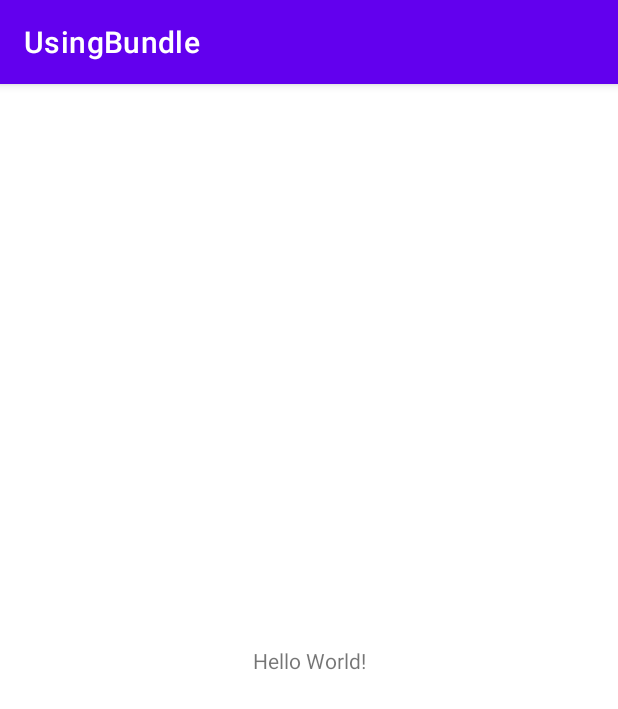
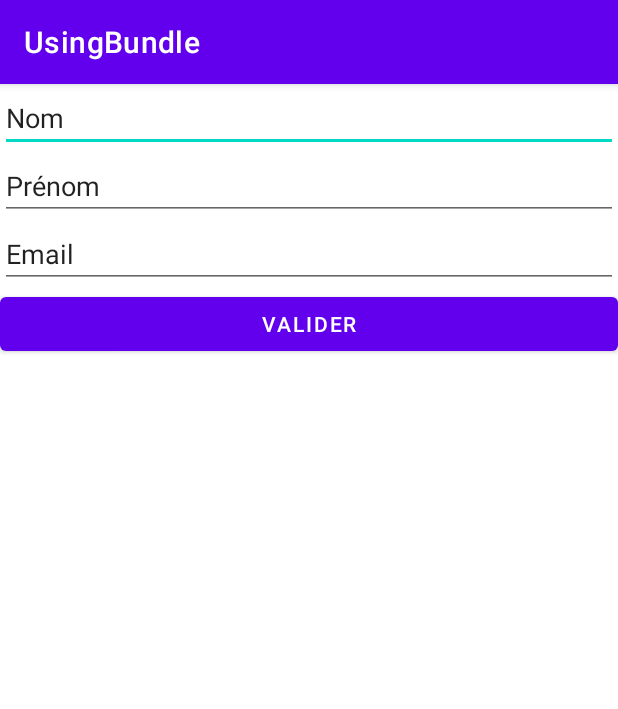
Before and after one commit to DOUDOU21/Fragment_to_Fragment_Communication_in_Android_Studio_Using_Bundle, an Android app: the screen it shows after launch (MainActivity), on a phone screen of 412 x 824 dp. Shown: the top 709 px of the screen. Run offline under Robolectric (Android 15) with nearby library versions, the phone set to English and light mode, and no system bars.

Commit message:
Envoyer des données d'un fragment à un autre fragment. Utilisation d'un Bundle

```diff
--- /dev/null
+++ b/app/src/main/java/com/ndoudou/usingbundle/FormFragment.java
@@ -0,0 +1,57 @@
+package com.ndoudou.usingbundle;
+
+import android.os.Bundle;
+import androidx.fragment.app.Fragment;
+import androidx.fragment.app.FragmentManager;
+import androidx.fragment.app.FragmentTransaction;
+
+import android.view.LayoutInflater;
+import android.view.View;
+import android.view.ViewGroup;
+import android.widget.Button;
+import android.widget.EditText;
+
+import com.ndoudou.usingbundle.model.User;
+
+public class FormFragment extends Fragment {
+
+    private EditText mNomEditText, mPrenomEditText, mEmailEditText;
+    private Button mValiderButton;
+    View view;
+
+    @Override
+    public View onCreateView(LayoutInflater inflater, ViewGroup container,
+                             Bundle savedInstanceState) {
+        view =  inflater.inflate(R.layout.fragment_form, container, false);
+        init();
+        return view;
+    }
+
+    public void init(){
+        mNomEditText = view.findViewById(R.id.edit_text_nom);
+        mPrenomEditText = view.findViewById(R.id.edit_text_prenom);
+        mEmailEditText = view.findViewById(R.id.edit_text_email);
+        mValiderButton = view.findViewById(R.id.button_valider);
+
+        mValiderButton.setOnClickListener(new View.OnClickListener() {
+            @Override
+            public void onClick(View view) {
+                User user = new User(mNomEditText.getText().toString(),
+                        mPrenomEditText.getText().toString(),
+                        mEmailEditText.getText().toString());
+                Bundle bundle = new Bundle();
+                bundle.putSerializable("user", user);
+                sendData(new InfoFragment(), bundle);
+
+            }
+        });
+    }
+
+    private void sendData(Fragment fragment, Bundle data){
+        FragmentManager fragmentManager=getFragmentManager();
+        FragmentTransaction fragmentTransaction= fragmentManager.beginTransaction();
+        fragment.setArguments(data);
+        fragmentTransaction.replace(R.id.container,fragment);
+        fragmentTransaction.commit();
+    }
+}
--- a/app/src/main/java/com/ndoudou/usingbundle/MainActivity.java
+++ b/app/src/main/java/com/ndoudou/usingbundle/MainActivity.java
@@ -1,14 +1,26 @@
 package com.ndoudou.usingbundle;
 
 import androidx.appcompat.app.AppCompatActivity;
+import androidx.fragment.app.FragmentManager;
+import androidx.fragment.app.Fragment;
+import androidx.fragment.app.FragmentTransaction;
 
 import android.os.Bundle;
 
 public class MainActivity extends AppCompatActivity {
-
     @Override
     protected void onCreate(Bundle savedInstanceState) {
         super.onCreate(savedInstanceState);
         setContentView(R.layout.activity_main);
+
+        replaceFragment(new FormFragment());
     }
+
+    private void replaceFragment(Fragment fr){
+        FragmentManager fragmentManager = getSupportFragmentManager();
+        FragmentTransaction fragmentTransaction= fragmentManager.beginTransaction();
+        fragmentTransaction.replace(R.id.container,fr);
+        fragmentTransaction.commit();
+    }
+
 }
--- a/app/src/main/res/layout/activity_main.xml
+++ b/app/src/main/res/layout/activity_main.xml
@@ -1,18 +1,19 @@
 <?xml version="1.0" encoding="utf-8"?>
-<androidx.constraintlayout.widget.ConstraintLayout xmlns:android="http://schemas.android.com/apk/res/android"
+<FrameLayout xmlns:android="http://schemas.android.com/apk/res/android"
     xmlns:app="http://schemas.android.com/apk/res-auto"
     xmlns:tools="http://schemas.android.com/tools"
     android:layout_width="match_parent"
     android:layout_height="match_parent"
     tools:context=".MainActivity">
 
-    <TextView
-        android:layout_width="wrap_content"
+    <FrameLayout
+        android:id="@+id/container"
+        android:layout_width="match_parent"
         android:layout_height="wrap_content"
-        android:text="Hello World!"
-        app:layout_constraintBottom_toBottomOf="parent"
+        android:layout_marginTop="0dp"
         app:layout_constraintEnd_toEndOf="parent"
-        app:layout_constraintStart_toStartOf="parent"
-        app:layout_constraintTop_toTopOf="parent" />
+        app:layout_constraintHorizontal_bias="0.0"
+        app:layout_constraintStart_toStartOf="parent">
+    </FrameLayout>
 
-</androidx.constraintlayout.widget.ConstraintLayout>
+</FrameLayout>
--- /dev/null
+++ b/app/src/main/res/layout/fragment_form.xml
@@ -0,0 +1,44 @@
+<?xml version="1.0" encoding="utf-8"?>
+<FrameLayout xmlns:android="http://schemas.android.com/apk/res/android"
+    xmlns:tools="http://schemas.android.com/tools"
+    android:layout_width="match_parent"
+    android:layout_height="wrap_content"
+    android:orientation="vertical"
+    tools:context=".FormFragment">
+
+    <LinearLayout
+        android:layout_width="match_parent"
+        android:layout_height="wrap_content"
+        android:orientation="vertical">
+
+        <EditText
+            android:id="@+id/edit_text_nom"
+            android:layout_width="match_parent"
+            android:layout_height="wrap_content"
+            android:ems="10"
+            android:inputType="textPersonName"
+            android:text="Nom" />
+
+        <EditText
+            android:id="@+id/edit_text_prenom"
+            android:layout_width="match_parent"
+            android:layout_height="wrap_content"
+            android:ems="10"
+            android:inputType="textPersonName"
+            android:text="Prénom" />
+
+        <EditText
+            android:id="@+id/edit_text_email"
+            android:layout_width="match_parent"
+            android:layout_height="wrap_content"
+            android:ems="10"
+            android:inputType="textPersonName"
+            android:text="Email" />
+
+        <Button
+            android:id="@+id/button_valider"
+            android:layout_width="match_parent"
+            android:layout_height="wrap_content"
+            android:text="Valider" />
+    </LinearLayout>
+</FrameLayout>
--- a/app/src/main/res/values/strings.xml
+++ b/app/src/main/res/values/strings.xml
@@ -1,3 +1,5 @@
 <resources>
     <string name="app_name">UsingBundle</string>
+    <!-- TODO: Remove or change this placeholder text -->
+    <string name="hello_blank_fragment">Hello blank fragment</string>
 </resources>
```
Also changed, not shown: app/src/main/java/com/ndoudou/usingbundle/InfoFragment.java (added, +60 -0 lines), app/src/main/java/com/ndoudou/usingbundle/model/User.java (added, +42 -0 lines), app/src/main/res/layout/fragment_info.xml (added, +39 -0 lines).
